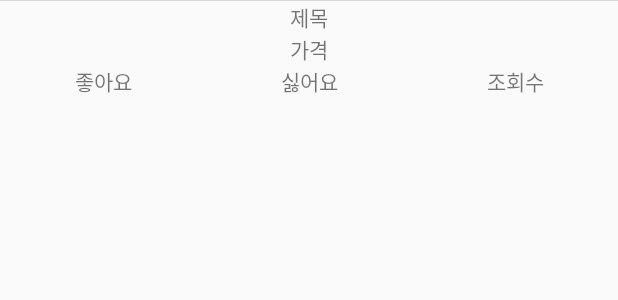
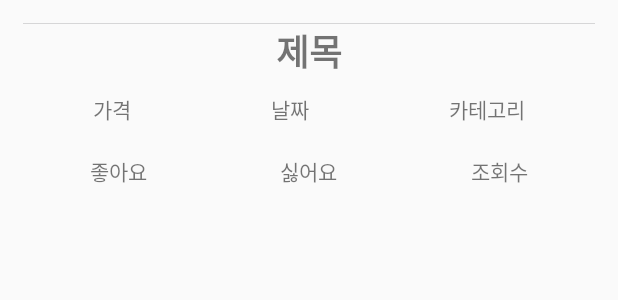
Before and after one commit to bjd202/pjt_android, an Android app: the layout item.xml on its own in the app's theme, with its tools: preview values and no code run, on a phone screen of 412 x 824 dp. Shown: the top 300 px of the screen. Run offline under Robolectric (Android 15) with nearby library versions, the phone set to English and light mode, and no system bars.

```diff
--- a/app/build.gradle
+++ b/app/build.gradle
@@ -40,11 +40,13 @@ dependencies {
     implementation 'com.google.android.material:material:1.0.0'
     implementation 'androidx.annotation:annotation:1.0.2'
     implementation 'androidx.lifecycle:lifecycle-extensions:2.0.0'
+    implementation 'com.android.support.constraint:constraint-layout:1.1.3'
     testImplementation 'junit:junit:4.12'
     androidTestImplementation 'androidx.test:runner:1.1.1'
     androidTestImplementation 'androidx.test.espresso:espresso-core:3.1.1'
     implementation 'com.google.code.gson:gson:2.8.5'
     implementation 'com.android.support:design:28.0.0'
+    implementation 'com.github.bumptech.glide:glide:4.9.0'
 }
 
 apply plugin: 'com.google.gms.google-services'
--- a/app/src/main/AndroidManifest.xml
+++ b/app/src/main/AndroidManifest.xml
@@ -13,7 +13,8 @@
         android:supportsRtl="true"
         android:theme="@style/AppTheme"
         android:usesCleartextTraffic="true">
-        <activity android:name=".ItemViewActivity"></activity>
+        <activity android:name=".DetailBoardItemViewActivity" />
+        <activity android:name=".ItemViewActivity" />
 
         <meta-data
             android:name="com.kakao.sdk.AppKey"
--- a/app/src/main/res/layout/item.xml
+++ b/app/src/main/res/layout/item.xml
@@ -4,7 +4,8 @@
     xmlns:tools="http://schemas.android.com/tools"
     android:layout_width="match_parent"
     android:layout_height="wrap_content"
-    android:orientation="vertical">
+    android:orientation="vertical"
+    android:padding="15dp">
 
     <LinearLayout
         android:layout_width="match_parent"
@@ -22,19 +23,48 @@
             android:layout_width="match_parent"
             android:layout_height="wrap_content"
             android:gravity="center"
-            android:text="제목" />
-
-        <TextView
-            android:id="@+id/simpleItem_nickname"
-            android:layout_width="match_parent"
-            android:layout_height="wrap_content"
-            android:gravity="center"
-            android:text="가격" />
+            android:text="제목"
+            android:textSize="24sp"
+            android:textStyle="bold"/>
 
         <LinearLayout
             android:layout_width="match_parent"
             android:layout_height="wrap_content"
-            android:orientation="horizontal">
+            android:orientation="horizontal"
+            android:paddingTop="10dp"
+            android:paddingBottom="10dp">
+
+            <TextView
+                android:id="@+id/simpleItem_nickname"
+                android:layout_width="wrap_content"
+                android:layout_height="wrap_content"
+                android:layout_weight="1"
+                android:gravity="center"
+                android:text="가격" />
+
+            <TextView
+                android:id="@+id/simpleItem_date"
+                android:layout_width="wrap_content"
+                android:layout_height="wrap_content"
+                android:layout_weight="1"
+                android:gravity="center"
+                android:text="날짜" />
+
+            <TextView
+                android:id="@+id/simpleItem_category"
+                android:layout_width="wrap_content"
+                android:layout_height="wrap_content"
+                android:layout_weight="1"
+                android:gravity="center"
+                android:text="카테고리" />
+        </LinearLayout>
+
+        <LinearLayout
+            android:layout_width="match_parent"
+            android:layout_height="wrap_content"
+            android:orientation="horizontal"
+            android:paddingTop="10dp"
+            android:paddingBottom="10dp">
 
             <TextView
                 android:id="@+id/simpleItem_like_cnt"
--- a/app/src/main/res/values/strings.xml
+++ b/app/src/main/res/values/strings.xml
@@ -1,8 +1,9 @@
 <resources>
     <string name="app_name">pjt_android</string>
     <string name="HOST_NETWORK_PROTOCOL">http://</string>
-    <string name="HOST_ADDRESS">192.168.219.100:8181</string>
+    <string name="HOST_ADDRESS">192.168.0.25:8080</string>
     <string name="HOST_APP_NAME">/webapp/android</string>
+    <string name="HOST_IMG_URL">/webapp/resources/images/</string>
     <string name="naverClientID">8wvitOt0n6CWt2PyZN_M</string>
     <string name="naverClientSecret">LYLhUkkkkq</string>
     <string name="naverClientName">pjt_spring</string>
```
Also changed, not shown: app/src/main/java/com/example/pjt_android/DetailBoardItemViewActivity.java (added, +22 -0 lines), app/src/main/java/com/example/pjt_android/ItemViewActivity.java (+14 -4 lines), app/src/main/java/com/example/pjt_android/SimpleBoardItemView.java (+7 -0 lines), app/src/main/java/com/example/pjt_android/SimpleItemRecyclerViewAdapter.java (+57 -2 lines), app/src/main/res/layout/activity_detail_board_item_view.xml (added, +7 -0 lines), app/gradle.properties (renamed from gradle.properties).
